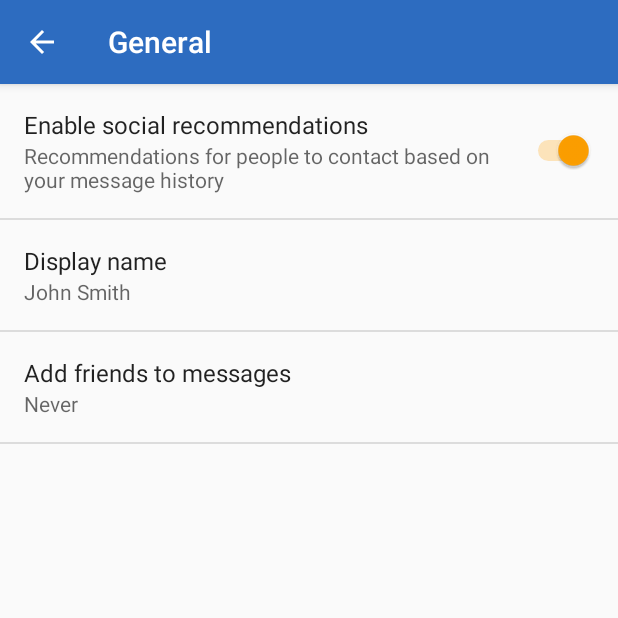
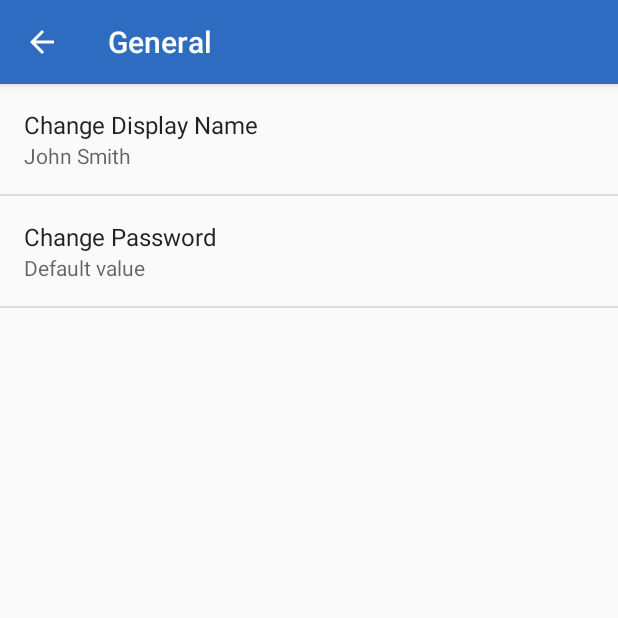
Before and after one commit to markasfour/UCRClasses, an Android app: the SettingsActivity screen opened directly, with no data from a screen before it, after a tap on "General", on a phone screen of 412 x 824 dp, the top half of it. Run offline under Robolectric (Android 15) with nearby library versions, the phone set to English and light mode, and no system bars.

Commit message:
change display name and email TEXT functionality complete

```diff
--- a/app/src/main/java/com/cs180project/ucrclasses/SettingsActivity.java
+++ b/app/src/main/java/com/cs180project/ucrclasses/SettingsActivity.java
@@ -5,6 +5,7 @@ import android.annotation.TargetApi;
 import android.content.Context;
 import android.content.Intent;
 import android.content.res.Configuration;
+import android.icu.text.LocaleDisplayNames;
 import android.media.Ringtone;
 import android.media.RingtoneManager;
 import android.net.Uri;
@@ -13,12 +14,17 @@ import android.os.Bundle;
 import android.preference.ListPreference;
 import android.preference.Preference;
 import android.preference.PreferenceActivity;
+import android.support.annotation.NonNull;
 import android.support.v7.app.ActionBar;
 import android.preference.PreferenceFragment;
 import android.preference.PreferenceManager;
 import android.preference.RingtonePreference;
 import android.text.TextUtils;
+import android.util.Log;
 import android.view.MenuItem;
+
+import com.google.android.gms.tasks.OnCompleteListener;
+import com.google.android.gms.tasks.Task;
 
 import java.util.List;
 
@@ -34,6 +40,7 @@ import java.util.List;
  * API Guide</a> for more information on developing a Settings UI.
  */
 public class SettingsActivity extends AppCompatPreferenceActivity {
+    private static final String TAG = "EmailPassword";
     /**
      * A preference value change listener that updates the preference's summary
      * to reflect its new value.
@@ -177,8 +184,20 @@ public class SettingsActivity extends AppCompatPreferenceActivity {
             // to their values. When their values change, their summaries are
             // updated to reflect the new value, per the Android Design
             // guidelines.
+
             bindPreferenceSummaryToValue(findPreference("example_text"));
-            bindPreferenceSummaryToValue(findPreference("example_list"));
+            //bindPreferenceSummaryToValue(findPreference("example_list"));
+
+            bindPreferenceSummaryToValue(findPreference("change_password"));
+
+//            Preference button = (Preference)findPreference(getString(R.string.update_password));
+//            button.setOnPreferenceClickListener(new Preference.OnPreferenceClickListener() {
+//                @Override
+//                public boolean onPreferenceClick(Preference preference) {
+//                    Log.d(TAG, "CLICKED BUTTON");
+//                    return true;
+//                }
+//            });
         }
 
         @Override
@@ -208,7 +227,9 @@ public class SettingsActivity extends AppCompatPreferenceActivity {
             // to their values. When their values change, their summaries are
             // updated to reflect the new value, per the Android Design
             // guidelines.
-            bindPreferenceSummaryToValue(findPreference("notifications_new_message_ringtone"));
+
+
+            //bindPreferenceSummaryToValue(findPreference("notifications_new_message_ringtone"));
         }
 
         @Override
@@ -238,7 +259,8 @@ public class SettingsActivity extends AppCompatPreferenceActivity {
             // to their values. When their values change, their summaries are
             // updated to reflect the new value, per the Android Design
             // guidelines.
-            bindPreferenceSummaryToValue(findPreference("sync_frequency"));
+
+            //bindPreferenceSummaryToValue(findPreference("sync_frequency"));
         }
 
         @Override
--- a/app/src/main/res/values/strings.xml
+++ b/app/src/main/res/values/strings.xml
@@ -59,7 +59,9 @@
         based on your message history
     </string>
 
-    <string name="pref_title_display_name">Display name</string>
+    <string name="pref_title_display_name">Change Display Name</string>
+    <string name="pref_title_change_display_name">Enter a new display name</string>
+
     <string name="pref_default_display_name">John Smith</string>
 
     <string name="pref_title_add_friends_to_messages">Add friends to messages</string>
@@ -120,4 +122,9 @@
     <string name="pref_ringtone_silent">Silent</string>
 
     <string name="pref_title_vibrate">Vibrate</string>
+
+
+    <!-- My Settings Strings -->
+    <string name="update_password">Change Password</string>
+    <string name="update_password_title">Enter Your Email Address</string>
 </resources>
--- a/app/src/main/res/xml/pref_general.xml
+++ b/app/src/main/res/xml/pref_general.xml
@@ -1,10 +1,4 @@
 <PreferenceScreen xmlns:android="http://schemas.android.com/apk/res/android">
-
-    <SwitchPreference
-        android:defaultValue="true"
-        android:key="example_switch"
-        android:summary="@string/pref_description_social_recommendations"
-        android:title="@string/pref_title_social_recommendations" />
 
     <!-- NOTE: EditTextPreference accepts EditText attributes. -->
     <!-- NOTE: EditTextPreference's summary should be set to its value by the activity code. -->
@@ -16,18 +10,26 @@
         android:maxLines="1"
         android:selectAllOnFocus="true"
         android:singleLine="true"
-        android:title="@string/pref_title_display_name" />
+        android:title="@string/pref_title_display_name"
+        android:dialogTitle="@string/pref_title_change_display_name"/>
 
     <!-- NOTE: Hide buttons to simplify the UI. Users can touch outside the dialog to
          dismiss it. -->
     <!-- NOTE: ListPreference's summary should be set to its value by the activity code. -->
-    <ListPreference
+   <!-- <ListPreference
         android:defaultValue="-1"
         android:entries="@array/pref_example_list_titles"
         android:entryValues="@array/pref_example_list_values"
         android:key="example_list"
         android:negativeButtonText="@null"
         android:positiveButtonText="@null"
-        android:title="@string/pref_title_add_friends_to_messages" />
+        android:title="@string/pref_title_add_friends_to_messages" /> -->
 
+   <EditTextPreference
+        android:defaultValue="Default value"
+        android:selectAllOnFocus="true"
+        android:singleLine="true"
+        android:title="@string/update_password"
+        android:dialogTitle="@string/update_password_title"
+        android:key="change_password" />
 </PreferenceScreen>
```
